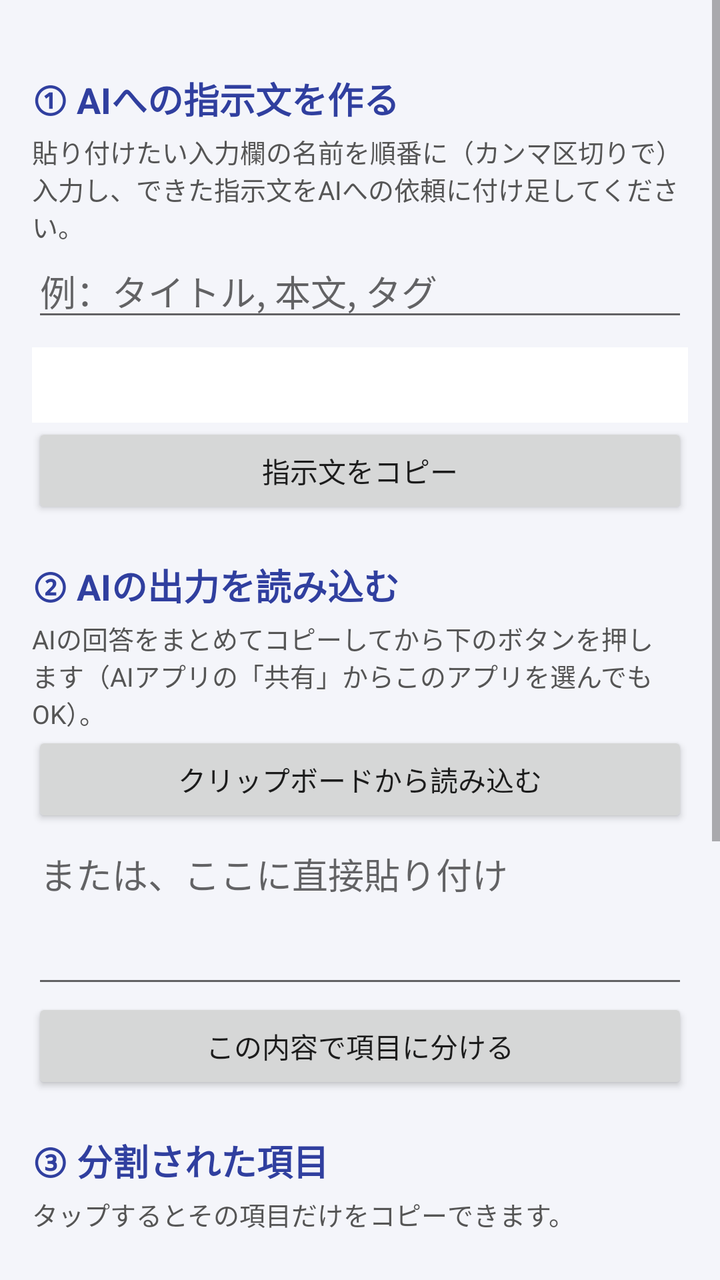
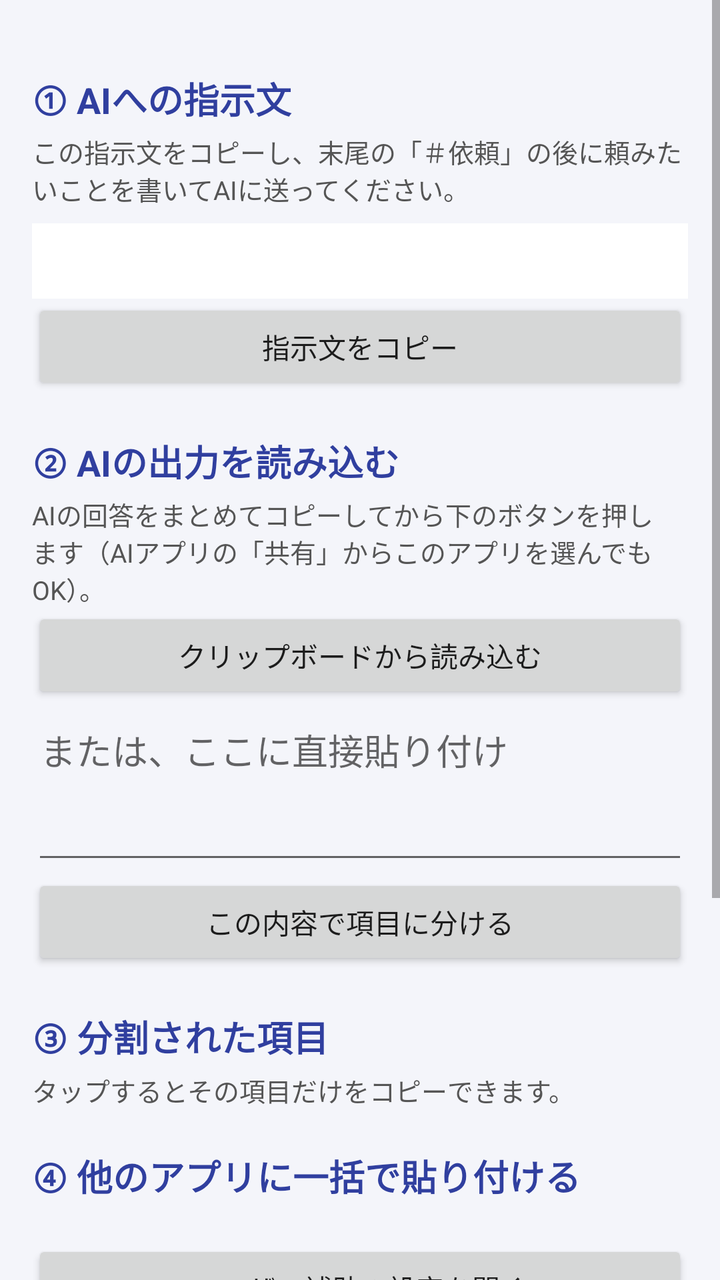

Before-and-after screenshots of an Android layout around one commit, followed by the original layout XML and the change that was made.
<!-- AndroidManifest.xml: application theme AppTheme -->
<!-- res/layout/activity_main.xml -->
<?xml version="1.0" encoding="utf-8"?>
<ScrollView xmlns:android="http://schemas.android.com/apk/res/android"
    android:layout_width="match_parent"
    android:layout_height="match_parent"
    android:background="#F4F5FA">

    <LinearLayout
        android:layout_width="match_parent"
        android:layout_height="wrap_content"
        android:orientation="vertical"
        android:padding="16dp">

        
        <TextView style="@style/SectionTitle" android:text="① AIへの指示文を作る" />
        <TextView style="@style/Note"
            android:text="貼り付けたい入力欄の名前を順番に（カンマ区切りで）入力し、できた指示文をAIへの依頼に付け足してください。" />
        <EditText
            android:id="@+id/fieldNames"
            android:layout_width="match_parent"
            android:layout_height="wrap_content"
            android:hint="例：タイトル, 本文, タグ"
            android:inputType="text" />
        <TextView
            android:id="@+id/promptPreview"
            android:layout_width="match_parent"
            android:layout_height="wrap_content"
            android:layout_marginTop="8dp"
            android:background="#FFFFFF"
            android:padding="10dp"
            android:textIsSelectable="true"
            android:textSize="13sp" />
        <Button
            android:id="@+id/copyPrompt"
            android:layout_width="match_parent"
            android:layout_height="wrap_content"
            android:text="指示文をコピー" />

        
        <TextView style="@style/SectionTitle" android:text="② AIの出力を読み込む" />
        <TextView style="@style/Note"
            android:text="AIの回答をまとめてコピーしてから下のボタンを押します（AIアプリの「共有」からこのアプリを選んでもOK）。" />
        <Button
            android:id="@+id/fromClipboard"
            android:layout_width="match_parent"
            android:layout_height="wrap_content"
            android:text="クリップボードから読み込む" />
        <EditText
            android:id="@+id/rawInput"
            android:layout_width="match_parent"
            android:layout_height="wrap_content"
            android:gravity="top"
            android:hint="または、ここに直接貼り付け"
            android:inputType="textMultiLine"
            android:maxLines="8"
            android:minLines="3" />
        <Button
            android:id="@+id/parse"
            android:layout_width="match_parent"
            android:layout_height="wrap_content"
            android:text="この内容で項目に分ける" />

        
        <TextView
            android:id="@+id/resultTitle"
            style="@style/SectionTitle"
            android:text="③ 分割された項目" />
        <TextView style="@style/Note"
            android:text="タップするとその項目だけをコピーできます。" />
        <LinearLayout
            android:id="@+id/itemList"
            android:layout_width="match_parent"
            android:layout_height="wrap_content"
            android:orientation="vertical" />

        
        <TextView style="@style/SectionTitle" android:text="④ 他のアプリに一括で貼り付ける" />
        <TextView
            android:id="@+id/serviceStatus"
            android:layout_width="match_parent"
            android:layout_height="wrap_content"
            android:textStyle="bold" />
        <Button
            android:id="@+id/openSettings"
            android:layout_width="match_parent"
            android:layout_height="wrap_content"
            android:text="ユーザー補助の設定を開く" />
        <TextView style="@style/Note"
            android:text="使い方：\n1. 設定の「ユーザー補助」→「インストール済みアプリ」→「AI一括ペースト」をオンにします。\n2. 画面に丸い「貼」ボタンが出ます（ドラッグで移動、長押しでこのアプリを開く）。\n3. 貼り付け先のアプリで「貼」を押すと、入力欄に番号が付き、各欄に入る項目が表示されます。\n4. ◀ ▶ で入れる項目を変更、または「スキップ」にします。\n5. 「一括貼り付け」で全欄にまとめて入力されます。\n「選択中の欄に次を貼る」は、カーソルのある欄に1件ずつ入れていくモードです。" />
    </LinearLayout>
</ScrollView>
<!-- resources referenced by this layout -->
<resources>
  <style name="Note">
          <item name="android:layout_width">match_parent</item>
          <item name="android:layout_height">wrap_content</item>
          <item name="android:layout_marginTop">4dp</item>
          <item name="android:textSize">13sp</item>
          <item name="android:textColor">#555555</item>
      </style>
  <style name="SectionTitle">
          <item name="android:layout_width">match_parent</item>
          <item name="android:layout_height">wrap_content</item>
          <item name="android:layout_marginTop">20dp</item>
          <item name="android:textSize">18sp</item>
          <item name="android:textStyle">bold</item>
          <item name="android:textColor">#303F9F</item>
      </style>
  <style name="AppTheme" parent="@android:style/Theme.Material.Light.DarkActionBar">
          <item name="android:colorPrimary">#3F51B5</item>
          <item name="android:colorPrimaryDark">#303F9F</item>
          <item name="android:colorAccent">#FF6D00</item>
      </style>
</resources>

<!-- the commit's change to res/layout/activity_main.xml (unified diff, before → after) -->
@@ -11,15 +11,9 @@
         android:padding="16dp">
 
         
-        <TextView style="@style/SectionTitle" android:text="① AIへの指示文を作る" />
+        <TextView style="@style/SectionTitle" android:text="① AIへの指示文" />
         <TextView style="@style/Note"
-            android:text="貼り付けたい入力欄の名前を順番に（カンマ区切りで）入力し、できた指示文をAIへの依頼に付け足してください。" />
-        <EditText
-            android:id="@+id/fieldNames"
-            android:layout_width="match_parent"
-            android:layout_height="wrap_content"
-            android:hint="例：タイトル, 本文, タグ"
-            android:inputType="text" />
+            android:text="この指示文をコピーし、末尾の「＃依頼」の後に頼みたいことを書いてAIに送ってください。" />
         <TextView
             android:id="@+id/promptPreview"
             android:layout_width="match_parent"
